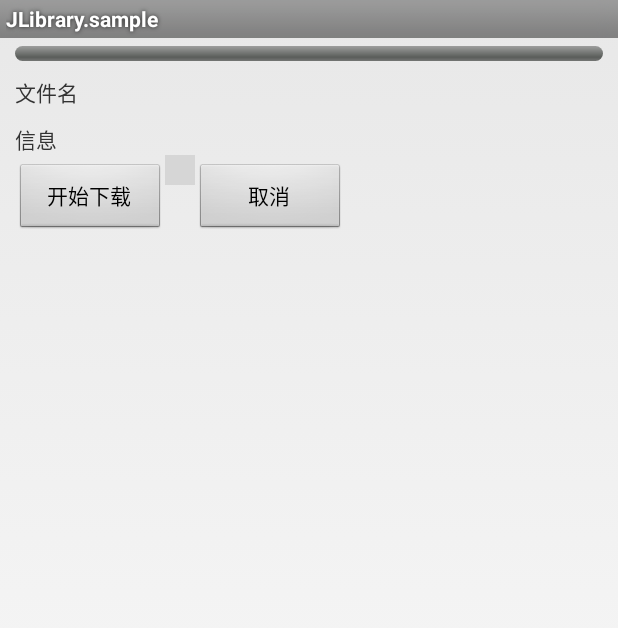
After one commit to Jasonzhou613/JLibrary, an Android app: the layout download_detail_item.xml on its own in the app's theme, with its tools: preview values and no code run, on a phone screen of 412 x 824 dp. The commit adds this screen. Shown: the top 628 px of the screen. Run offline under Robolectric (Android 15) with nearby library versions, the phone set to English and light mode, and no system bars; grey boxes are pictures that could not be loaded.

Commit message:
完善下载demo

```diff
--- a/sample/src/main/java/com/ttsea/jlibrary/sample/jasynchttp/TestDownloadUrl.java
+++ b/sample/src/main/java/com/ttsea/jlibrary/sample/jasynchttp/TestDownloadUrl.java
@@ -12,10 +12,10 @@ package com.ttsea.jlibrary.sample.jasynchttp;
 class TestDownloadUrl {
 
     //public static final String TEMP_URL = "http://192.168.3.102/debug/download/07.zip";
-    //public static final String TEMP_URL = "http://shouji.360tpcdn.com/160514/98c8f2738d4e1af4362a8f19b78389d6/com.huiweishang.ws_401.apk";
+    public static final String TEMP_URL = "http://shouji.360tpcdn.com/160514/98c8f2738d4e1af4362a8f19b78389d6/com.huiweishang.ws_401.apk";
     //重定向了
 //    public static final String TEMP_URL = "http://android-apps.25pp.com/fs08/2016/08/18/8/110_834460da7f1ea113740d1ee98e914e78.apk";
-    public static final String TEMP_URL = "http://hws002.b0.upaiyun.com/teamMoments/108/20160919/f62279af2a660c06fb979b1f98abd36f.JPG";
+//    public static final String TEMP_URL = "http://hws002.b0.upaiyun.com/teamMoments/108/20160919/f62279af2a660c06fb979b1f98abd36f.JPG";
 
     /**
      * 文件名：TortoiseSVN-1.9.0.26652-x64-svn-1.9.0.msi <br/>
--- /dev/null
+++ b/sample/src/main/res/layout/download_detail_item.xml
@@ -0,0 +1,57 @@
+<LinearLayout xmlns:android="http://schemas.android.com/apk/res/android"
+              android:layout_width="match_parent"
+              android:layout_height="match_parent"
+              android:orientation="vertical"
+              android:paddingBottom="5dp"
+              android:paddingLeft="10dp"
+              android:paddingRight="10dp"
+              android:paddingTop="5dp">
+
+    <ProgressBar
+        android:id="@+id/pb"
+        style="?android:attr/progressBarStyleHorizontal"
+        android:layout_width="match_parent"
+        android:layout_height="10dip"
+        android:indeterminate="false"/>
+
+    <TextView
+        android:id="@+id/tvFileName"
+        android:layout_width="match_parent"
+        android:layout_height="wrap_content"
+        android:layout_marginTop="10dip"
+        android:text="文件名"/>
+
+    <TextView
+        android:id="@+id/tvInfo"
+        android:layout_width="match_parent"
+        android:layout_height="wrap_content"
+        android:layout_marginTop="10dip"
+        android:text="信息"/>
+
+    <LinearLayout
+        android:layout_width="match_parent"
+        android:layout_height="wrap_content"
+        android:orientation="horizontal">
+
+        <Button
+            android:id="@+id/btnDownload"
+            android:layout_width="100dp"
+            android:layout_height="wrap_content"
+            android:layout_marginTop="5dp"
+            android:text="开始下载"/>
+
+        <View
+            android:layout_width="20dp"
+            android:layout_height="20dp"
+            android:background="@color/transparent"/>
+
+        <Button
+            android:id="@+id/btnCancel"
+            android:layout_width="100dp"
+            android:layout_height="wrap_content"
+            android:layout_marginTop="5dp"
+            android:text="取消"/>
+    </LinearLayout>
+
+
+</LinearLayout>
```
Also changed, not shown: sample/src/main/AndroidManifest.xml (+3 -4 lines), sample/src/main/java/com/ttsea/jlibrary/sample/jasynchttp/DownloadActivity.java (+22 -4 lines), sample/src/main/java/com/ttsea/jlibrary/sample/jasynchttp/DownloadAdapter.java (added, +253 -0 lines), sample/src/main/java/com/ttsea/jlibrary/sample/jasynchttp/DownloadDetailActivity.java (added, +165 -0 lines), sample/src/main/res/layout/download_detail_alter_view.xml (added, +33 -0 lines), sample/src/main/res/layout/download_detail_main.xml (added, +53 -0 lines), 2 other files.
